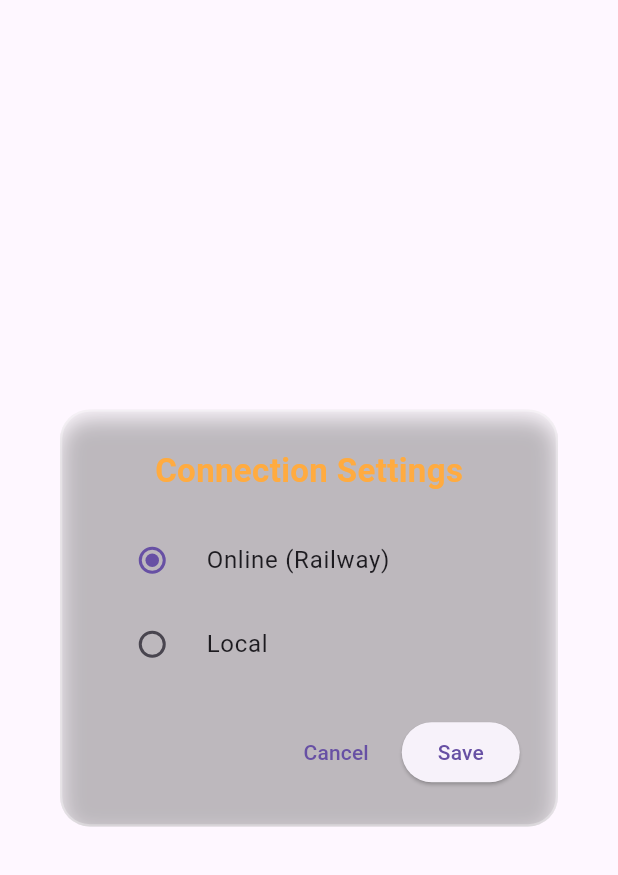
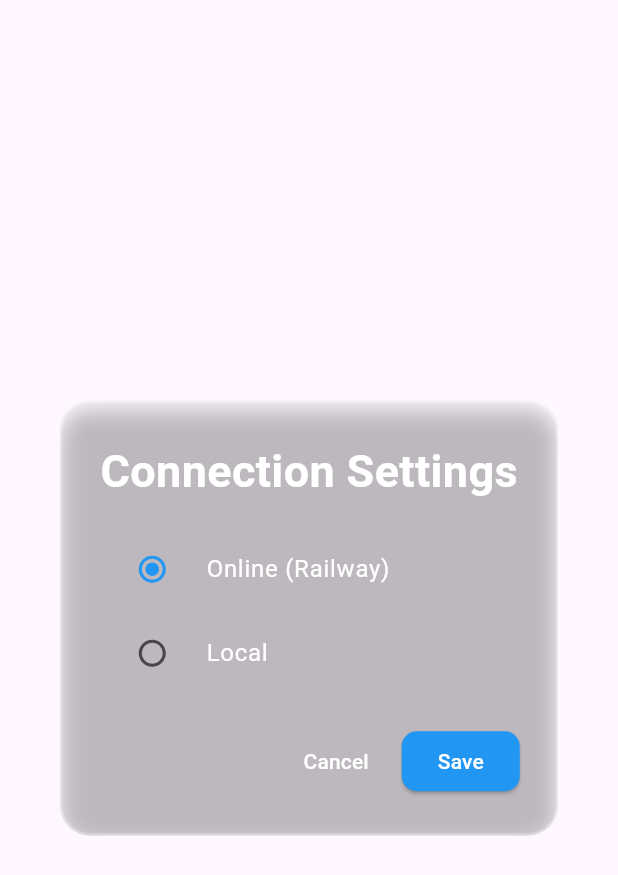
Before and after one commit to DisasterUnknown/Flutter-BlueArt, a Flutter app: the ConnectionSettingsPopup widget shown alone on an empty page, opened directly, on a phone screen of 412 x 824 dp. Shown: the top 875 px of the screen. Run offline on Flutter 3.47's test engine with Material 3 defaults, Android fonts, the phone set to English and light mode, and no system bars; our stand-ins replace firebase_core, firebase_database, flutter_riverpod, google_nav_bar, image_picker, permission_handler and 2 more; accounts and stored records are empty; network calls fail.

Commit message:
local and web host basses API contol added

```diff
--- a/lib/Layout/Components/AppDrawer.dart
+++ b/lib/Layout/Components/AppDrawer.dart
@@ -1,3 +1,5 @@
+// ignore_for_file: file_names
+
 import 'package:blue_art_mad2/network/auth/login.dart';
 import 'package:blue_art_mad2/theme/systemColorManager.dart';
 import 'package:flutter/material.dart';
--- a/lib/Layout/Components/BottomNavBar.dart
+++ b/lib/Layout/Components/BottomNavBar.dart
@@ -1,3 +1,5 @@
+// ignore_for_file: file_names, deprecated_member_use
+
 import 'dart:ui';
 import 'package:blue_art_mad2/theme/systemColorManager.dart';
 import 'package:flutter/material.dart';
--- a/lib/Layout/Components/PageConnect.dart
+++ b/lib/Layout/Components/PageConnect.dart
@@ -1,3 +1,5 @@
+// ignore_for_file: file_names
+
 import 'package:blue_art_mad2/Pages/cartPage.dart';
 import 'package:blue_art_mad2/Pages/checkOutPage.dart';
 import 'package:blue_art_mad2/Pages/favoritesPage.dart';
@@ -16,7 +18,7 @@ class PageContent extends StatelessWidget {
   final Product? selectedProduct;
   final String? selectedProductCategory;
 
-  const PageContent({required this.index, required this.onPageNav, this.selectedProduct, this.onProductSelect, this.selectedProductCategory, this.onCategorySelect});
+  const PageContent({super.key, required this.index, required this.onPageNav, this.selectedProduct, this.onProductSelect, this.selectedProductCategory, this.onCategorySelect});
 
   @override
   Widget build(BuildContext context) {
--- a/lib/Layout/Components/TopAppBar.dart
+++ b/lib/Layout/Components/TopAppBar.dart
@@ -1,3 +1,5 @@
+// ignore_for_file: file_names
+
 import 'package:blue_art_mad2/theme/systemColorManager.dart';
 import 'package:flutter/material.dart';
 
--- a/lib/Layout/layout.dart
+++ b/lib/Layout/layout.dart
@@ -1,3 +1,5 @@
+// ignore_for_file: deprecated_member_use, sized_box_for_whitespace
+
 import 'package:blue_art_mad2/layout/Components/PageConnect.dart';
 import 'package:blue_art_mad2/models/products.dart';
 import 'package:blue_art_mad2/network/product/product.dart';
--- a/lib/components/connection_settings.dart
+++ b/lib/components/connection_settings.dart
@@ -3,6 +3,7 @@
 import 'dart:ui';
 import 'package:blue_art_mad2/services/sharedPrefValues.dart';
 import 'package:flutter/material.dart';
+import 'package:flutter/services.dart';
 import 'package:blue_art_mad2/services/localSharedPreferences.dart';
 
 class ConnectionSettingsPopup extends StatefulWidget {
@@ -16,6 +17,16 @@ class _ConnectionSettingsPopupState extends State<ConnectionSettingsPopup> {
   String selectedConnection = 'online';
   final ipController = TextEditingController();
   final portController = TextEditingController();
+
+  final _formKey = GlobalKey<FormState>();
+
+  // Regex for IP validation (1-256 range each octet)
+  final RegExp ipRegex = RegExp(
+    r'^(25[0-5]|2[0-4]\d|1\d{2}|[1-9]?\d)\.'
+    r'(25[0-5]|2[0-4]\d|1\d{2}|[1-9]?\d)\.'
+    r'(25[0-5]|2[0-4]\d|1\d{2}|[1-9]?\d)\.'
+    r'(25[0-5]|2[0-4]\d|1\d{2}|[1-9]?\d)$',
+  );
 
   @override
   Widget build(BuildContext context) {
@@ -39,81 +50,133 @@ class _ConnectionSettingsPopupState extends State<ConnectionSettingsPopup> {
                   color: Colors.black.withOpacity(0.3),
                   blurRadius: 12,
                   offset: const Offset(0, 6),
-                )
+                ),
               ],
             ),
+            child: Form(
+              key: _formKey,
               child: Column(
                 mainAxisSize: MainAxisSize.min,
                 children: [
                   const Text(
                     'Connection Settings',
                     style: TextStyle(
-                    color: Colors.orangeAccent,
-                    fontSize: 22,
+                      color: Colors.white,
+                      fontSize: 30,
                       fontWeight: FontWeight.bold,
                     ),
                   ),
                   const SizedBox(height: 16),
+
+                  // Radio buttons
                   RadioListTile<String>(
-                  title: const Text('Online (Railway)'),
+                    title: const Text('Online (Railway)', style: TextStyle(color: Colors.white)),
                     value: 'online',
                     groupValue: selectedConnection,
+                    activeColor: Colors.blue,
                     onChanged: (value) {
                       setState(() => selectedConnection = value!);
                     },
                   ),
                   RadioListTile<String>(
-                  title: const Text('Local'),
+                    title: const Text('Local', style: TextStyle(color: Colors.white)),
                     value: 'local',
                     groupValue: selectedConnection,
+                    activeColor: Colors.blue,
                     onChanged: (value) {
                       setState(() => selectedConnection = value!);
                     },
                   ),
+
+                  // Local connection fields
                   if (selectedConnection == 'local') ...[
-                  TextField(
+                    TextFormField(
                       controller: ipController,
+                      style: const TextStyle(color: Colors.white),
                       decoration: const InputDecoration(
                         labelText: 'Local IP',
+                        labelStyle: TextStyle(color: Colors.grey),
+                        hintText: "Enter IP here",
+                        hintStyle: TextStyle(color: Colors.grey),
                       ),
+                      keyboardType: TextInputType.number,
+                      inputFormatters: [
+                        FilteringTextInputFormatter.allow(RegExp(r'[0-9.]')),
+                        LengthLimitingTextInputFormatter(15),
+                      ],
+                      validator: (value) {
+                        if (value == null || value.isEmpty) {
+                          return "IP cannot be empty";
+                        }
+                        if (!ipRegex.hasMatch(value.trim())) {
+                          return "Enter a valid IP (e.g., 192.168.1.1)";
+                        }
+                        return null;
+                      },
                     ),
-                  TextField(
+                    TextFormField(
                       controller: portController,
+                      style: const TextStyle(color: Colors.white),
+                      keyboardType: TextInputType.number,
                       decoration: const InputDecoration(
                         labelText: 'Local Port',
+                        labelStyle: TextStyle(color: Colors.grey),
+                        hintText: "Enter local hosted port",
+                        hintStyle: TextStyle(color: Colors.grey),
                       ),
-                    keyboardType: TextInputType.number,
+                      inputFormatters: [
+                        FilteringTextInputFormatter.digitsOnly,
+                        LengthLimitingTextInputFormatter(5),
+                      ],
+                      validator: (value) {
+                        if (value == null || value.isEmpty) {
+                          return "Port cannot be empty";
+                        }
+                        final portNum = int.tryParse(value);
+                        if (portNum == null || portNum < 1 || portNum > 65535) {
+                          return "Port must be 1–65535";
+                        }
+                        return null;
+                      },
                     ),
                   ],
+
                   const SizedBox(height: 20),
                   Row(
                     mainAxisAlignment: MainAxisAlignment.end,
                     children: [
                       TextButton(
                         onPressed: () => Navigator.pop(context),
-                      child: const Text('Cancel'),
+                        child: const Text('Cancel', style: TextStyle(color: Colors.white)),
                       ),
                       const SizedBox(width: 10),
                       ElevatedButton(
                         onPressed: () async {
                           if (selectedConnection == 'online') {
                             await LocalSharedPreferences.saveString(SharedPrefValues.connection, 'online');
+                            await LocalSharedPreferences.saveString(SharedPrefValues.protocol, 'https');
+                            Navigator.pop(context);
                           } else {
+                            if (_formKey.currentState!.validate()) {
                               final ip = ipController.text.trim();
                               final port = portController.text.trim();
-                          if (ip.isEmpty || port.isEmpty) {
-                            ScaffoldMessenger.of(context).showSnackBar(
-                              const SnackBar(content: Text('IP and Port cannot be empty')),
-                            );
-                            return;
-                          }
+
                               await LocalSharedPreferences.saveString(SharedPrefValues.connection, 'local');
+                              await LocalSharedPreferences.saveString(SharedPrefValues.protocol, 'http');
                               await LocalSharedPreferences.saveString(SharedPrefValues.localIP, ip);
                               await LocalSharedPreferences.saveString(SharedPrefValues.localPort, port);
+
+                              Navigator.pop(context);
                             }
-                        Navigator.pop(context);
+                          }
                         },
-                      child: const Text('Save'),
+                        style: ElevatedButton.styleFrom(
+                          backgroundColor: Colors.blue,
+                          shape: RoundedRectangleBorder(
+                            borderRadius: BorderRadius.circular(10),
+                          ),
+                        ),
+                        child: const Text('Save', style: TextStyle(color: Colors.white)),
                       ),
                     ],
                   ),
@@ -122,6 +185,7 @@ class _ConnectionSettingsPopupState extends State<ConnectionSettingsPopup> {
             ),
           ),
         ),
+      ),
     );
   }
 }
--- a/lib/network/auth/login.dart
+++ b/lib/network/auth/login.dart
@@ -14,7 +14,7 @@ class AuthLogin {
   // Login user
   Future<Map<String, dynamic>> login(String email, String password) async {
     final response = await client.post(
-      Uri.parse(Network.login),
+      Uri.parse(await Network.loginUrl()),
       headers: <String, String>{'Content-Type': 'application/json'},
       body: jsonEncode(<String, String>{'email': email, 'password': password}),
     );
@@ -42,7 +42,7 @@ class AuthLogin {
     final token = user?.token;
 
     await client.post(
-      Uri.parse(Network.logout),
+      Uri.parse(await Network.logoutUrl()),
       headers: <String, String>{
         'Authorization': 'Bearer $token',
         'Content-Type': 'application/json',
--- a/lib/network/auth/register.dart
+++ b/lib/network/auth/register.dart
@@ -13,7 +13,7 @@ class AuthRegister {
 
   Future<Map<String, dynamic>> register(String username, String email, String password, String confirmPass) async {
     final response = await client.post(
-      Uri.parse(Network.register),
+      Uri.parse(await Network.registerUrl()),
       headers: <String, String>{'Content-Type': 'application/json'},
       body: jsonEncode(<String, String>{'name': username, 'email': email, 'password': password, 'password_confirmation': confirmPass}),
     );
--- a/lib/network/user/resetPassword.dart
+++ b/lib/network/user/resetPassword.dart
@@ -26,7 +26,7 @@ class ResetPassword {
     }
 
     final response = await client.put(
-      Uri.parse(Network.resetPassword),
+      Uri.parse(await Network.resetPasswordUrl()),
       headers: <String, String>{
         'Authorization': 'Bearer $token',
         'Content-Type': 'application/json',
--- a/lib/network/user/updateProfile.dart
+++ b/lib/network/user/updateProfile.dart
@@ -22,7 +22,7 @@ class UpdateProfile {
     }
 
     final response = await client.put(
-      Uri.parse(Network.updateProfile),
+      Uri.parse(await Network.updateProfileUrl()),
       headers: <String, String>{
         'Authorization': 'Bearer ${user.token}',
         'Content-Type': 'application/json',
--- a/lib/services/sharedPrefValues.dart
+++ b/lib/services/sharedPrefValues.dart
@@ -8,4 +8,5 @@ class SharedPrefValues {
   static const String connection = 'connection';
   static const String localIP = 'localIP';
   static const String localPort = 'localPort';
+  static const String protocol = 'protocol';
 }
```
Also changed, not shown: lib/Pages/cartPage.dart (+20 -16 lines), lib/Pages/favoritesPage.dart (+6 -1 lines), lib/Pages/loginPage.dart (+33 -17 lines), lib/Pages/viewProductDetails.dart (+10 -4 lines), lib/network/core.dart (+44 -12 lines), lib/network/product/product.dart (+40 -4 lines). Lines whose indentation alone changed are shown as unchanged.
